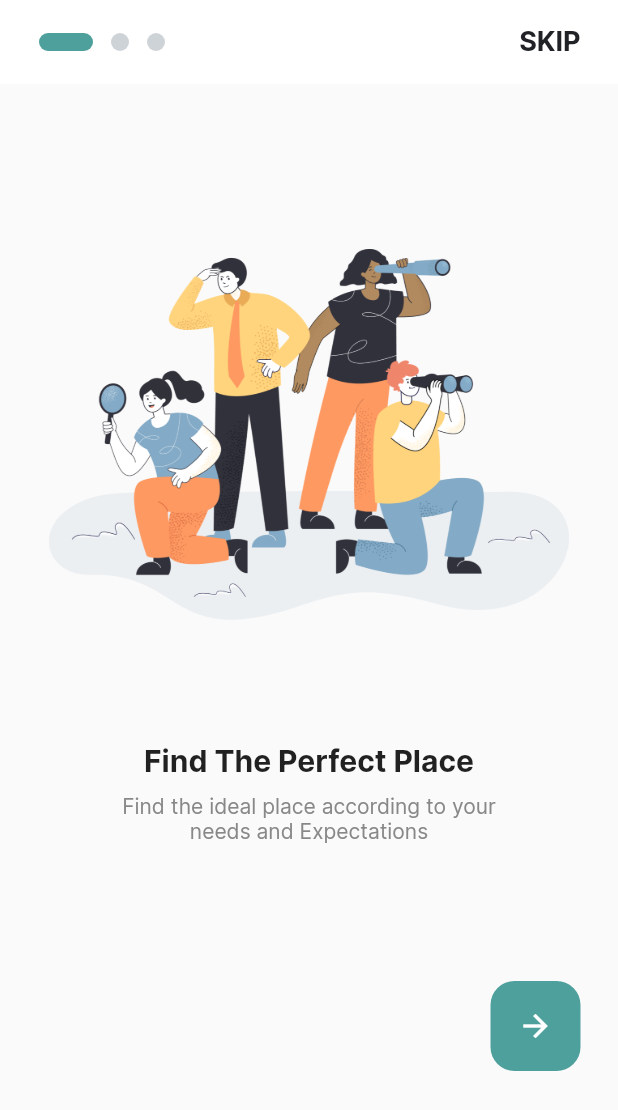
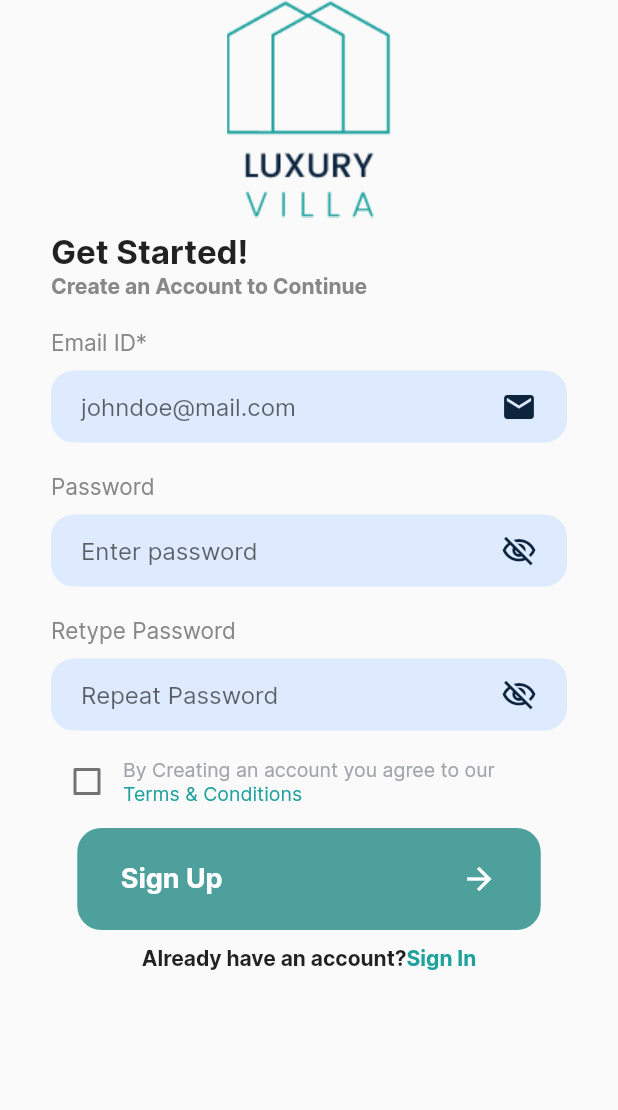
Before and after one commit to bjamyl/luxury_villa_flutter_app, a Flutter app: the screen it shows after launch, on a phone screen of 412 x 824 dp. Shown: the top 1110 px of the screen. Run offline on Flutter 3.47's test engine with Material 2 defaults, Android fonts, the phone set to English and light mode, and no system bars; our stand-ins replace flutter_svg.

Commit message:
add sign up screen and inputs and fix navigation bug

```diff
--- a/lib/main.dart
+++ b/lib/main.dart
@@ -2,6 +2,7 @@ import 'package:flutter/material.dart';
 import 'screens/onboarding_screen.dart';
 import 'screens/home.dart';
 import 'screens/signin_screen.dart';
+import 'screens/signup_screen.dart';
 import 'screens/tabs_screen.dart';
 import 'screens/listing_detail_screen.dart';
 import 'package:provider/provider.dart';
@@ -26,7 +27,7 @@ class MyApp extends StatelessWidget {
           fontFamily: 'Inter',
           primarySwatch: Colors.blue,
         ),
-        home: OnboardingScreen(),
+        home: const SignUpScreen(),
         routes: {
           TabsScreen.routeName: (context) => const TabsScreen(),
           Home.routeName: (context) => const Home(),
--- a/lib/screens/signin_screen.dart
+++ b/lib/screens/signin_screen.dart
@@ -1,5 +1,6 @@
 import 'package:flutter/material.dart';
 import '../constants.dart';
+import './signup_screen.dart';
 import '../widgets/generic_text_field.dart';
 import '../widgets/password_text_field.dart';
 
@@ -36,7 +37,7 @@ class SignInScreen extends StatelessWidget {
               ),
             ),
             Container(
-              margin: EdgeInsets.symmetric(horizontal: 34),
+              margin: const EdgeInsets.symmetric(horizontal: 34),
               child: Form(
                 child: Column(
                   children: [
@@ -50,7 +51,6 @@ class SignInScreen extends StatelessWidget {
                     ),
                     const PasswordTextField(
                       hintText: 'Enter password',
-
                       labelName: "Password",
                     ),
                     Container(
@@ -88,17 +88,29 @@ class SignInScreen extends StatelessWidget {
                 ),
               ),
             ),
-            SizedBox(
+            const SizedBox(
               height: 10,
             ),
-            RichText(
-                text: const TextSpan(
-                    text: "Don't Have An Account?",
-                    style: TextStyle(color: Colors.black),
-                    children: [
-                  TextSpan(
-                      text: 'Sign Up', style: TextStyle(color: kPrimaryColor))
-                ]))
+            Row(
+              crossAxisAlignment: CrossAxisAlignment.center,
+              mainAxisAlignment: MainAxisAlignment.center,
+              children: [
+                const Text(
+                  "Don't Have An Account",
+                  style: TextStyle(fontWeight: FontWeight.bold),
+                ),
+                GestureDetector(
+                  onTap: () {
+                    Navigator.of(context).pop();
+                  },
+                  child: const Text(
+                    'Sign Up',
+                    style: TextStyle(
+                        color: kGradientTop, fontWeight: FontWeight.w600),
+                  ),
+                )
+              ],
+            ),
           ],
         ),
       ),
--- a/lib/screens/signup_screen.dart
+++ b/lib/screens/signup_screen.dart
@@ -0,0 +1,160 @@
+import 'package:flutter/material.dart';
+import './signin_screen.dart';
+import '../constants.dart';
+import '../widgets/generic_text_field.dart';
+import '../widgets/password_text_field.dart';
+
+class SignUpScreen extends StatefulWidget {
+  const SignUpScreen({super.key});
+
+  static const routeName = '/signin';
+
+  @override
+  State<SignUpScreen> createState() => _SignUpScreenState();
+}
+
+class _SignUpScreenState extends State<SignUpScreen> {
+  bool? isChecked = false;
+  @override
+  Widget build(BuildContext context) {
+    final size = MediaQuery.of(context).size;
+    return Scaffold(
+      body: SafeArea(
+        child: SingleChildScrollView(
+          child: Column(
+            children: [
+              Container(
+                alignment: Alignment.center,
+                child: Image.asset('assets/images/logo.png'),
+              ),
+              const SizedBox(
+                height: 10,
+              ),
+              Container(
+                padding: const EdgeInsets.only(left: 34, bottom: 20),
+                alignment: Alignment.centerLeft,
+                child: Column(
+                  crossAxisAlignment: CrossAxisAlignment.start,
+                  children: const [
+                    Text(
+                      "Get Started!",
+                      textAlign: TextAlign.left,
+                      style:
+                          TextStyle(fontSize: 22, fontWeight: FontWeight.bold),
+                    ),
+                    Text(
+                      'Create an Account to Continue',
+                      style: TextStyle(
+                          fontWeight: FontWeight.w600,
+                          color: Color.fromRGBO(136, 136, 136, 1)),
+                    )
+                  ],
+                ),
+              ),
+              Container(
+                margin: const EdgeInsets.symmetric(horizontal: 34),
+                child: Form(
+                  child: Column(
+                    children: [
+                      const GenericTextField(
+                        hintText: 'johndoe@mail.com',
+                        icon: Icons.mail,
+                        labelName: "Email ID*",
+                      ),
+                      Container(
+                        margin: const EdgeInsets.symmetric(vertical: 20),
+                        child: const PasswordTextField(
+                          hintText: 'Enter password',
+                          labelName: "Password",
+                        ),
+                      ),
+                      const PasswordTextField(
+                          labelName: 'Retype Password',
+                          hintText: 'Repeat Password'),
+                      Container(
+                        margin: const EdgeInsets.only(top: 10, bottom: 7),
+                        child: Row(
+                          children: [
+                            Checkbox(
+                                value: isChecked,
+                                onChanged: (newBool) {
+                                  setState(() {
+                                    isChecked = newBool;
+                                  });
+                                }),
+                            Column(
+                              crossAxisAlignment: CrossAxisAlignment.start,
+                              children: const [
+                                Text(
+                                  'By Creating an account you agree to our',
+                                  style: TextStyle(
+                                      fontSize: 13,
+                                      color: Color.fromRGBO(160, 164, 171, 1)),
+                                ),
+                                Text(
+                                  'Terms & Conditions',
+                                  style: TextStyle(
+                                      fontSize: 13, color: kGradientTop),
+                                ),
+                              ],
+                            ),
+                          ],
+                        ),
+                      ),
+                      Container(
+                        padding: const EdgeInsets.symmetric(
+                            horizontal: 29, vertical: 22),
+                        decoration: BoxDecoration(
+                            color: kPrimaryColor,
+                            borderRadius: BorderRadius.circular(16)),
+                        width: size.width * 0.75,
+                        child: Row(
+                            mainAxisAlignment: MainAxisAlignment.spaceBetween,
+                            children: const [
+                              Text(
+                                'Sign Up',
+                                style: TextStyle(
+                                    fontWeight: FontWeight.bold,
+                                    fontSize: 18,
+                                    color: Colors.white),
+                              ),
+                              Icon(
+                                Icons.arrow_forward,
+                                color: Colors.white,
+                              )
+                            ]),
+                      )
+                    ],
+                  ),
+                ),
+              ),
+              const SizedBox(
+                height: 10,
+              ),
+              Row(
+                crossAxisAlignment: CrossAxisAlignment.center,
+                mainAxisAlignment: MainAxisAlignment.center,
+                children: [
+                  const Text(
+                    'Already have an account?',
+                    style: TextStyle(fontWeight: FontWeight.bold),
+                  ),
+                  GestureDetector(
+                    onTap: () {
+                      Navigator.of(context).pushNamed(SignInScreen.routeName);
+                    },
+                    child: const Text(
+                      'Sign In',
+                      style: TextStyle(
+                          color: kGradientTop, fontWeight: FontWeight.w600),
+                    ),
+                  )
+                ],
+              ),
+            ],
+          ),
+        ),
+      ),
+    );
+  }
+}
--- a/lib/widgets/password_text_field.dart
+++ b/lib/widgets/password_text_field.dart
@@ -38,7 +38,7 @@ class _PasswordTextFieldState extends State<PasswordTextField> {
                 child: TextFormField(
                   obscureText: _isObscure,
                   decoration: InputDecoration(
-                    contentPadding: EdgeInsets.symmetric(horizontal: 20),
+                    contentPadding: const EdgeInsets.symmetric(horizontal: 20),
                     focusedBorder: InputBorder.none,
                     enabledBorder: InputBorder.none,
                     hintText: widget.hintText,
```
